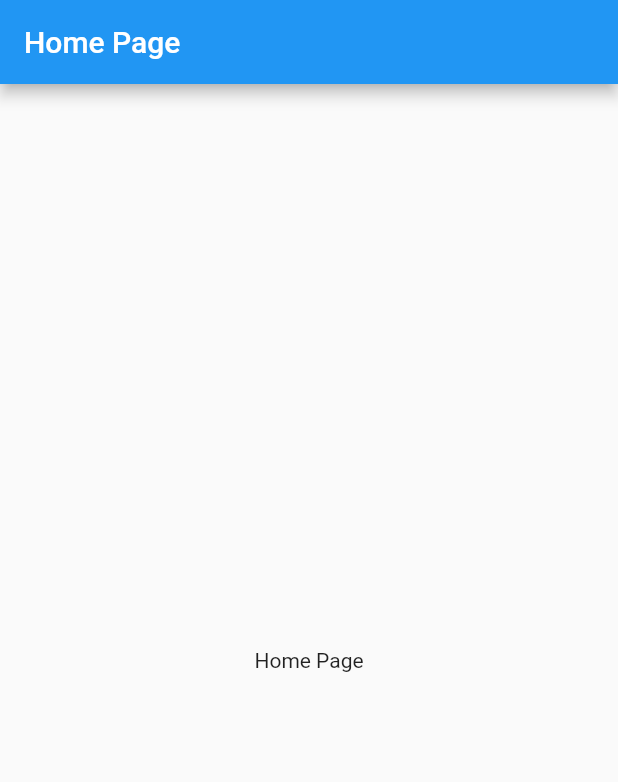
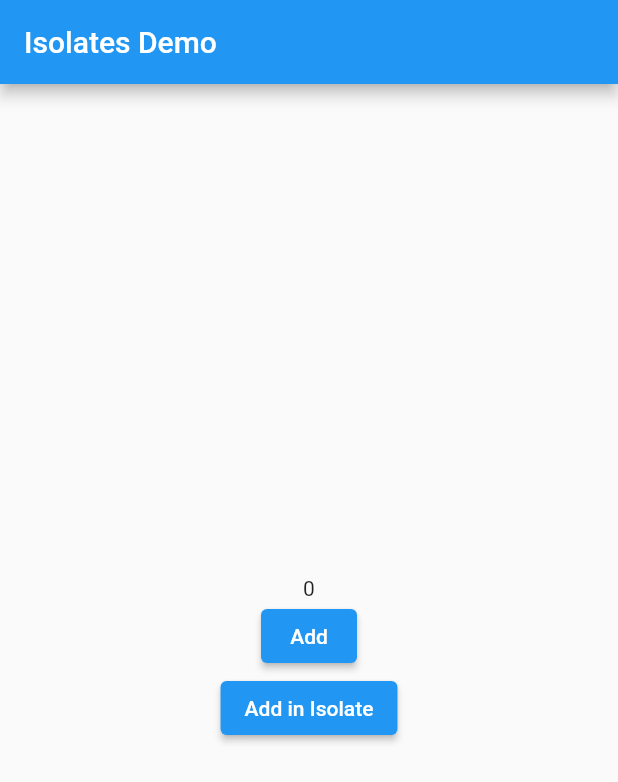
Before and after one commit to md-siam/flutter_multithreading, a Flutter app: the screen it shows after launch, on a phone screen of 412 x 824 dp. Shown: the top 782 px of the screen. Run offline on Flutter 3.47's test engine with Material 2 defaults, Android fonts, the phone set to English and light mode, and no system bars.

Commit message:
done with basic

```diff
--- /dev/null
+++ b/lib/1_basic/basic_implementation.dart
@@ -0,0 +1,82 @@
+import 'dart:isolate';
+
+import 'package:flutter/foundation.dart';
+import 'package:flutter/material.dart';
+
+/// Use [break points] to check the performance of the
+/// application
+///
+void isolateFunction(int finalNum) {
+  int count = 0;
+
+  for (int i = 0; i < finalNum; i++) {
+    count++;
+    if ((count % 100) == 0) {
+      debugPrint("isolate: $count");
+    }
+  }
+}
+
+/// Use `break points` to check the performance of the
+/// application
+///
+int computeFunction(int finalNum) {
+  int count = 0;
+
+  for (int i = 0; i < finalNum; i++) {
+    count++;
+    if ((count % 100) == 0) {
+      debugPrint("compute: $count");
+    }
+  }
+  return count;
+}
+
+class BasicImplementation extends StatefulWidget {
+  const BasicImplementation({Key? key}) : super(key: key);
+
+  @override
+  State<BasicImplementation> createState() => _BasicImplementationState();
+}
+
+class _BasicImplementationState extends State<BasicImplementation> {
+  int count = 0;
+
+  @override
+  void initState() {
+    Isolate.spawn(isolateFunction, 1000); // Isolate in the initState()
+    super.initState();
+  }
+
+  // compute function
+  Future<void> runCompute() async {
+    count = await compute(computeFunction, 2000);
+    setState(() {});
+  }
+
+  @override
+  Widget build(BuildContext context) {
+    return Scaffold(
+      appBar: AppBar(title: const Text("Isolates Demo")),
+      body: Center(
+        child: Column(
+          mainAxisAlignment: MainAxisAlignment.center,
+          children: [
+            Text(count.toString()),
+            ElevatedButton(
+              child: const Text("Add"),
+              onPressed: () async {
+                count++;
+                setState(() {});
+              },
+            ),
+            ElevatedButton(
+              onPressed: runCompute,
+              child: const Text("Add in Isolate"),
+            ),
+          ],
+        ),
+      ),
+    );
+  }
+}
--- a/lib/main.dart
+++ b/lib/main.dart
@@ -1,4 +1,6 @@
 import 'package:flutter/material.dart';
+
+import '1_basic/basic_implementation.dart';
 
 void main() {
   return runApp(const MyApp());
@@ -9,29 +11,10 @@ class MyApp extends StatelessWidget {
   @override
   Widget build(BuildContext context) {
     return MaterialApp(
-      title: 'Flutter Demo',
+      title: 'Flutter Multithreading',
       debugShowCheckedModeBanner: false,
       theme: ThemeData(primarySwatch: Colors.blue),
-      home: const HomePage(),
+      home: const BasicImplementation(),
     );
   }
 }
-
-class HomePage extends StatelessWidget {
-  const HomePage({Key? key}) : super(key: key);
-
-  @override
-  Widget build(BuildContext context) {
-    return Scaffold(
-      appBar: AppBar(title: const Text('Home Page')),
-      body: Center(
-        child: Column(
-          mainAxisAlignment: MainAxisAlignment.center,
-          children: const [
-            Text('Home Page'),
-          ],
-        ),
-      ),
-    );
-  }
-}
--- a/pubspec.yaml
+++ b/pubspec.yaml
@@ -34,6 +34,8 @@ dependencies:
   # The following adds the Cupertino Icons font to your application.
   # Use with the CupertinoIcons class for iOS style icons.
   cupertino_icons: ^1.0.2
+  # For HTTP request
+  http: ^0.13.4
 
 dev_dependencies:
   flutter_test:
```
Also changed, not shown: pubspec.lock.
